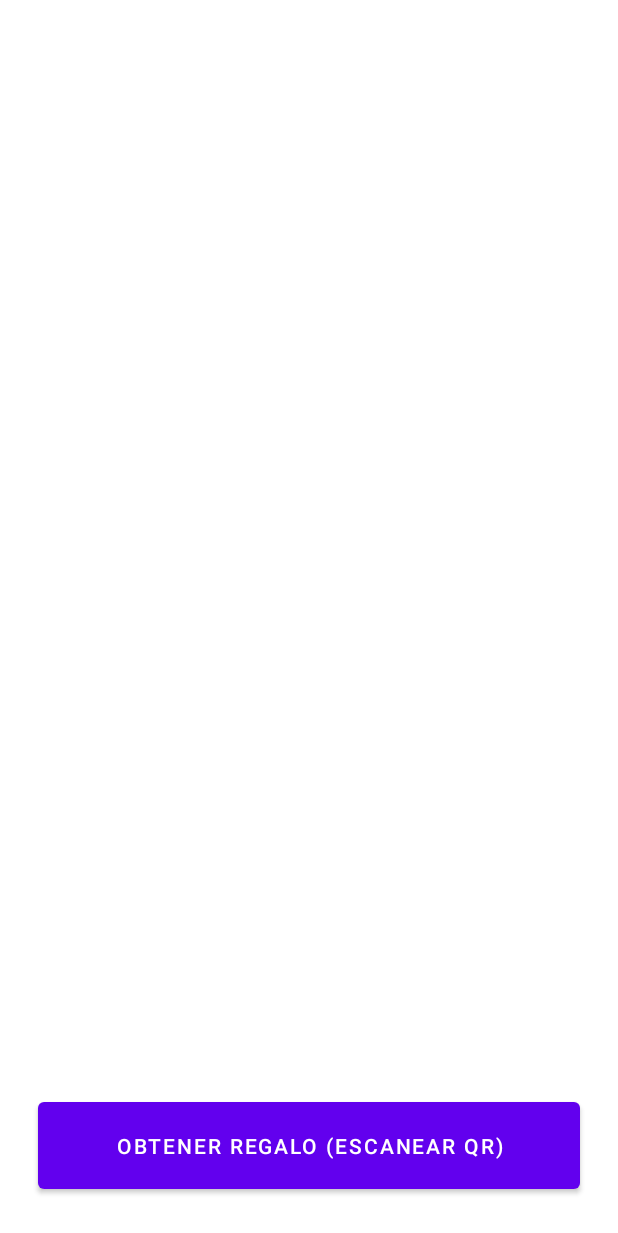
After one commit to Figuritas-Unlam/Figuritas, an Android app: the layout activity_camera.xml on its own in the app's theme, with its tools: preview values and no code run, on a phone screen of 412 x 824 dp. The commit adds this screen. Shown: the top 1233 px of the screen. Run offline under Robolectric (Android 15) with nearby library versions, the phone set to English and light mode, and no system bars.

Commit message:
Lector y generador (QR) funcional. Falta MVVM y Diseño de pantalla intercambio (Donde se sekeccionan figuritas, intercambio bluetooth, regalo por qr, agregar btn_AbrirRegalo (Abre el lector)

```diff
--- /dev/null
+++ b/app/src/main/res/layout/activity_camera.xml
@@ -0,0 +1,37 @@
+<?xml version="1.0" encoding="utf-8"?>
+<androidx.constraintlayout.widget.ConstraintLayout xmlns:android="http://schemas.android.com/apk/res/android"
+    xmlns:app="http://schemas.android.com/apk/res-auto"
+    xmlns:tools="http://schemas.android.com/tools"
+    android:layout_width="match_parent"
+    android:layout_height="match_parent"
+    tools:context=".CameraActivity">
+    <ImageView
+        android:id="@+id/image"
+        android:layout_width="wrap_content"
+        android:layout_height="wrap_content"
+        app:layout_constraintTop_toTopOf="parent"
+        app:layout_constraintStart_toStartOf="parent"
+        app:layout_constraintEnd_toEndOf="parent"/>
+
+    <TextView
+        android:id="@+id/txt"
+        android:layout_width="wrap_content"
+        android:layout_height="wrap_content"
+        android:layout_margin="12dp"
+        app:layout_constraintTop_toBottomOf="@id/image"
+        app:layout_constraintStart_toStartOf="parent"
+        app:layout_constraintEnd_toEndOf="parent"
+        app:layout_constraintBottom_toTopOf="@id/btn_scann"/>
+
+    <Button
+        android:id="@+id/btn_scann"
+        android:layout_width="match_parent"
+        android:text="Obtener regalo (Escanear QR)"
+        android:layout_height="70dp"
+        android:layout_marginBottom="25dp"
+        android:layout_marginHorizontal="25dp"
+        app:layout_constraintBottom_toBottomOf="parent"
+        app:layout_constraintLeft_toLeftOf="parent"
+        app:layout_constraintRight_toRightOf="parent"/>
+
+</androidx.constraintlayout.widget.ConstraintLayout>
--- a/app/src/main/res/layout/activity_main.xml
+++ b/app/src/main/res/layout/activity_main.xml
@@ -10,6 +10,7 @@
         android:layout_width="wrap_content"
         android:layout_height="wrap_content"
         android:text="Hello World!"
+        android:id="@+id/hellos"
         app:layout_constraintBottom_toBottomOf="parent"
         app:layout_constraintEnd_toEndOf="parent"
         app:layout_constraintStart_toStartOf="parent"
```
Also changed, not shown: app/build.gradle (+12 -2 lines), app/src/main/AndroidManifest.xml (+16 -1 lines), app/src/main/java/ar/edu/unlam/figuritas/MainActivity.kt (+9 -1 lines), app/src/main/java/ar/edu/unlam/figuritas/QRManager.kt (added, +40 -0 lines).
